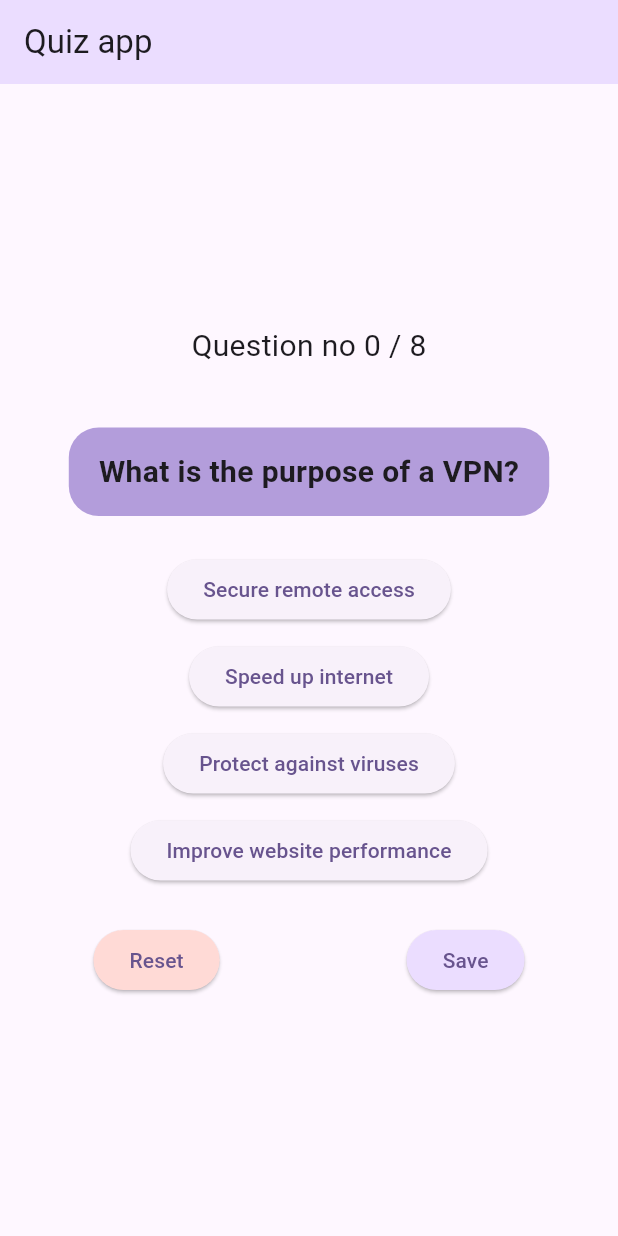
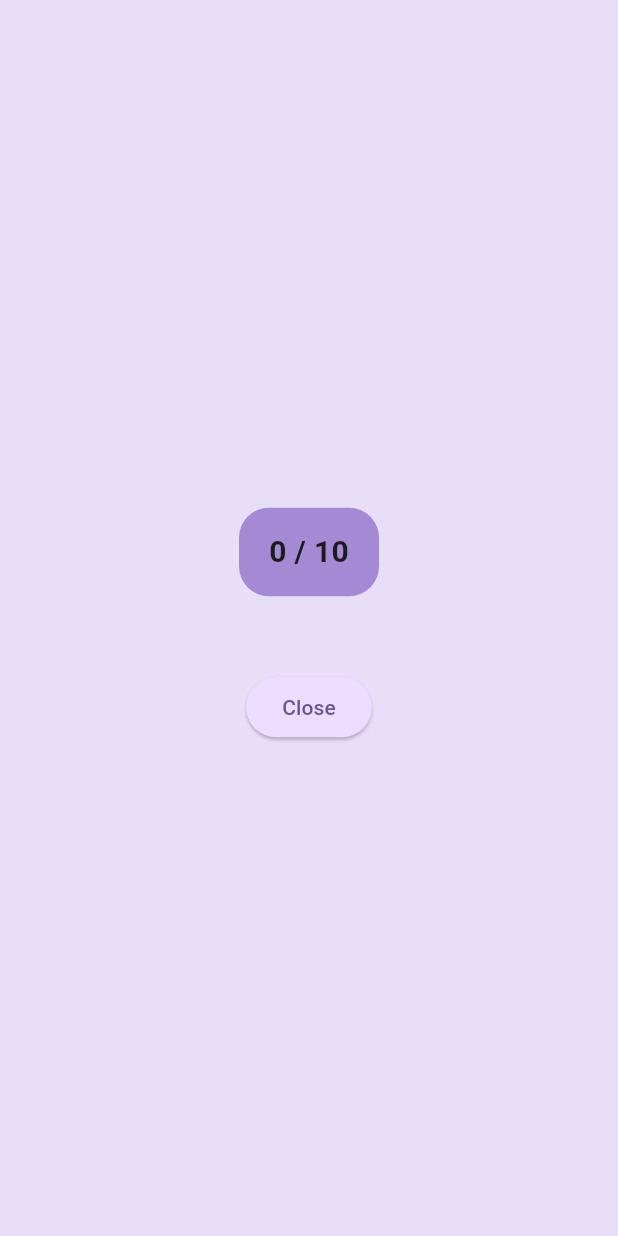
Before and after one commit to iam-bkpl/8th-sem, a Flutter app: the screen it shows after launch, after a tap on "Save", on a phone screen of 412 x 824 dp. Run offline on Flutter 3.47's test engine with Material 3 defaults, Android fonts, the phone set to English and light mode, and no system bars.

Commit message:
add report

```diff
--- a/flutter/programs/quiz_app/lib/components/my_button.dart
+++ b/flutter/programs/quiz_app/lib/components/my_button.dart
@@ -16,7 +16,10 @@ class MyButton extends StatelessWidget {
   @override
   Widget build(BuildContext context) {
     return ElevatedButton(
-      style: ElevatedButton.styleFrom(backgroundColor: backgroundColor),
+      style: ElevatedButton.styleFrom(
+        // elevation: ,
+        backgroundColor: backgroundColor,
+      ),
       onPressed: onPressed,
       child: Text(text),
     );
--- a/flutter/programs/quiz_app/lib/data/question_data.dart
+++ b/flutter/programs/quiz_app/lib/data/question_data.dart
@@ -83,6 +83,25 @@ class QuestionData {
         {"id": 3, "text": "Improve system performance", "correct": false},
         {"id": 4, "text": "Optimize server configurations", "correct": false}
       ]
+    },
+    {
+      "question":
+          "What is the purpose of user IDs in database management systems?",
+      "answers": [
+        {"id": 1, "text": "Unique identification of users", "correct": true},
+        {"id": 2, "text": "User interface customization", "correct": false},
+        {"id": 3, "text": "System performance optimization", "correct": false},
+        {"id": 4, "text": "Database structure definition", "correct": false}
+      ]
+    },
+    {
+      "question": "What does the ID attribute in HTML stand for?",
+      "answers": [
+        {"id": 1, "text": "Identifier", "correct": true},
+        {"id": 2, "text": "Instruction Data", "correct": false},
+        {"id": 3, "text": "Interface Definition", "correct": false},
+        {"id": 4, "text": "Internal Directory", "correct": false}
+      ]
     }
   ];
 
--- /dev/null
+++ b/flutter/programs/quiz_app/lib/data/report_data.dart
@@ -0,0 +1,15 @@
+class ReportData {
+  static var _report = [];
+
+  void addReport(String question, bool correct) {
+    _report.add({"question": question, "correct": correct});
+  }
+
+  List getReport() {
+    return _report;
+  }
+
+  void deleteReport() {
+    _report.clear();
+  }
+}
--- a/flutter/programs/quiz_app/lib/pages/home_page.dart
+++ b/flutter/programs/quiz_app/lib/pages/home_page.dart
@@ -1,6 +1,7 @@
 import 'package:flutter/material.dart';
 import 'package:quiz_app/components/my_button.dart';
 import 'package:quiz_app/data/question_data.dart';
+import 'package:quiz_app/data/report_data.dart';
 import 'package:quiz_app/pages/question.dart';
 
 class HomePage extends StatefulWidget {
@@ -13,27 +14,115 @@ class HomePage extends StatefulWidget {
 class _HomePageState extends State<HomePage> {
   int currentIndex = 0;
   int score = 0;
+
   // final Map<String, String> _selectedAnswers = [];
 
   final List<Map<String, dynamic>> _questions = QuestionData.getQuestions();
+  ReportData reportData = ReportData();
+
+  void handleSave(BuildContext context) {
+    final List _reports = reportData.getReport();
+
+    print(_reports);
+
+    showDialog(
+      context: context,
+      builder: (context) => Dialog.fullscreen(
+        backgroundColor: Theme.of(context).colorScheme.secondaryContainer,
+        child: Column(
+          mainAxisAlignment: MainAxisAlignment.center,
+          crossAxisAlignment: CrossAxisAlignment.center,
+          children: [
+            Question(question: "$score / ${_questions.length}"),
+            const SizedBox(
+              height: 20,
+            ),
+            ..._reports.map((report) {
+              IconData iconData = report["correct"] ? Icons.check : Icons.close;
+              return Container(
+                padding: const EdgeInsets.all(10),
+                child: Row(
+                  mainAxisAlignment: MainAxisAlignment.spaceBetween,
+                  children: [
+                    Text(
+                      report["question"].toString(),
+                      style: const TextStyle(overflow: TextOverflow.ellipsis),
+                    ),
+                    Icon(iconData),
+                  ],
+                ),
+              );
+            }),
+            const SizedBox(
+              height: 20,
+            ),
+            MyButton(
+              backgroundColor: Theme.of(context).colorScheme.primaryContainer,
+              text: "Close",
+              onPressed: () {
+                Navigator.pop(context);
+              },
+            ),
+          ],
+        ),
+      ),
+    );
+  }
 
   void handleQuestionChange(BuildContext context, correct) {
     if (currentIndex < _questions.length - 1) {
       setState(() {
         currentIndex += 1;
       });
+
+      // increase score if correct
       if (correct) {
-        score++;
+        setState(() {
+          score += 1;
+        });
       }
+
+      // store data
+      reportData.addReport(_questions[currentIndex]["question"], correct);
     } else {
       showDialog(
         context: context,
         builder: (context) => AlertDialog(
+          icon: const Icon(Icons.done),
           title: Text("You Scored $score / ${_questions.length}"),
           backgroundColor: Theme.of(context).colorScheme.inversePrimary,
+          actionsAlignment: MainAxisAlignment.center,
+          actionsPadding: const EdgeInsets.all(10),
+          actions: [
+            ElevatedButton(
+              onPressed: () {
+                handleReset(context);
+                Navigator.pop(context);
+              },
+              child: const Text("Restart"),
+            ),
+            ElevatedButton(
+              onPressed: () {
+                Navigator.pop(context);
+              },
+              child: const Text("OK"),
+            ),
+            ElevatedButton(
+              onPressed: () => handleSave(context),
+              child: const Text("View Report"),
+            )
+          ],
         ),
       );
     }
+  }
+
+  void handleReset(BuildContext context) {
+    setState(() {
+      currentIndex = 0;
+      score = 0;
+    });
+    reportData.deleteReport();
   }
 
   @override
@@ -48,7 +137,7 @@ class _HomePageState extends State<HomePage> {
           mainAxisAlignment: MainAxisAlignment.center,
           children: [
             Text(
-              "Question no $currentIndex / ${_questions.length}",
+              "Question no ${currentIndex + 1} / ${_questions.length}",
               style: const TextStyle(fontSize: 20),
             ),
             const SizedBox(
@@ -85,28 +174,29 @@ class _HomePageState extends State<HomePage> {
                 [],
 
             const SizedBox(
-              height: 20,
+              height: 40,
             ),
+
             Row(
               mainAxisAlignment: MainAxisAlignment.spaceAround,
               children: [
                 MyButton(
                   backgroundColor: Theme.of(context).colorScheme.errorContainer,
                   text: "Reset",
-                  onPressed: () {
-                    setState(() {
-                      currentIndex = 0;
-                    });
-                  },
+                  onPressed: () => handleReset(context),
                 ),
                 MyButton(
                   text: "Save",
                   backgroundColor:
                       Theme.of(context).colorScheme.primaryContainer,
-                  onPressed: () {},
+                  onPressed: () => handleSave(context),
                 )
               ],
-            )
+            ),
+            SizedBox(
+              height: 20,
+            ),
+            Text(score.toString()),
           ],
         ),
       ),
--- a/flutter/programs/quiz_app/lib/pages/question.dart
+++ b/flutter/programs/quiz_app/lib/pages/question.dart
@@ -14,6 +14,7 @@ class Question extends StatelessWidget {
       margin: const EdgeInsets.all(10),
       padding: const EdgeInsets.symmetric(horizontal: 20, vertical: 15),
       decoration: BoxDecoration(
+          backgroundBlendMode: BlendMode.multiply,
           color: Colors.deepPurple[200],
           borderRadius: BorderRadius.circular(20)),
       child: Text(
```
Also changed, not shown: flutter/programs/quiz_app/lib/pages/report_page.dart (added, +14 -0 lines).
